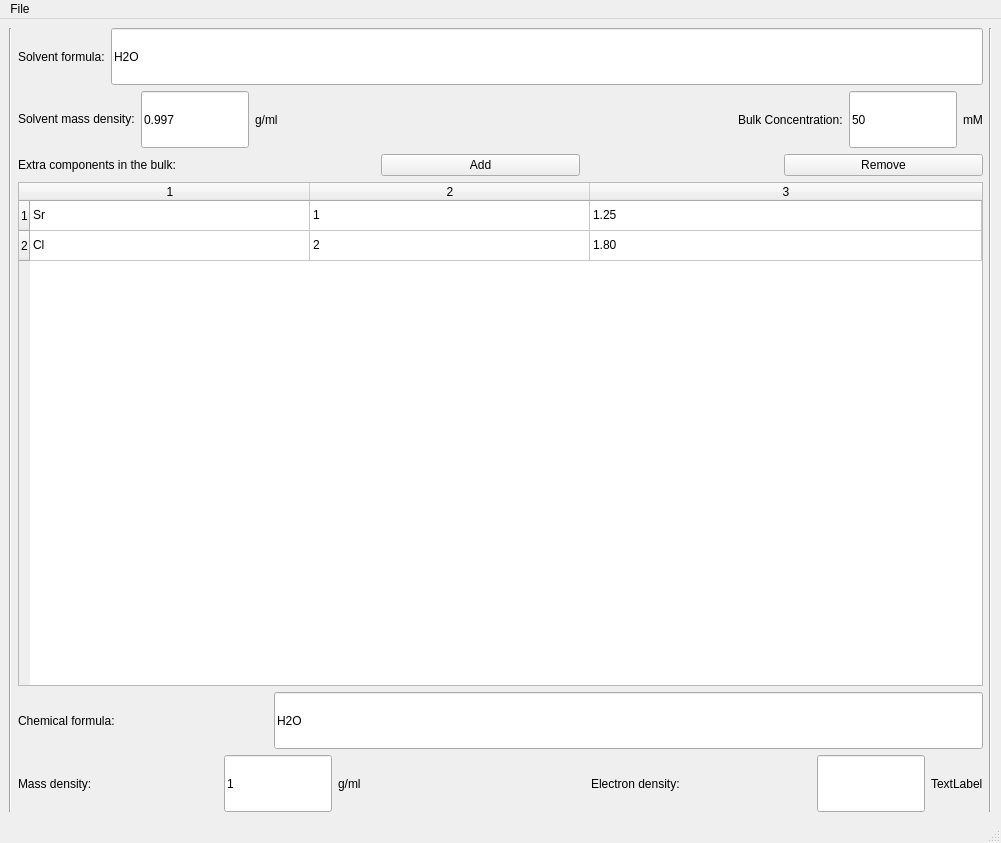
Old version of the form Tools/Calculators/UI_Forms/Den_Calc.ui in the repository nayanbera/XModFit.
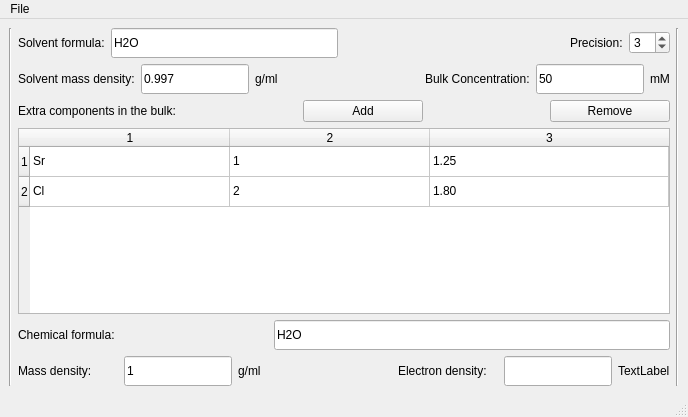
New version of the form.

Commit message: add precision option for Den_Cal and update the GUI

```diff
--- a/Tools/Calculators/UI_Forms/Den_Calc.ui
+++ b/Tools/Calculators/UI_Forms/Den_Calc.ui
@@ -6,8 +6,8 @@
    <rect>
     <x>0</x>
     <y>0</y>
-    <width>1001</width>
-    <height>843</height>
+    <width>688</width>
+    <height>417</height>
    </rect>
   </property>
   <property name="windowTitle">
@@ -31,7 +31,7 @@
           <property name="minimumSize">
            <size>
             <width>0</width>
-            <height>57</height>
+            <height>30</height>
            </size>
           </property>
           <property name="text">
@@ -50,7 +50,7 @@
           <property name="minimumSize">
            <size>
             <width>0</width>
-            <height>57</height>
+            <height>30</height>
            </size>
           </property>
           <property name="text">
@@ -58,6 +58,45 @@
           </property>
          </widget>
         </item>
+        <item>
+         <spacer name="horizontalSpacer">
+          <property name="orientation">
+           <enum>Qt::Horizontal</enum>
+          </property>
+          <property name="sizeHint" stdset="0">
+           <size>
+            <width>40</width>
+            <height>20</height>
+           </size>
+          </property>
+         </spacer>
+        </item>
+        <item>
+         <widget class="QLabel" name="label_10">
+          <property name="minimumSize">
+           <size>
+            <width>50</width>
+            <height>0</height>
+           </size>
+          </property>
+          <property name="text">
+           <string>Precision:</string>
+          </property>
+         </widget>
+        </item>
+        <item>
+         <widget class="QSpinBox" name="preSB">
+          <property name="minimum">
+           <number>1</number>
+          </property>
+          <property name="maximum">
+           <number>10</number>
+          </property>
+          <property name="value">
+           <number>3</number>
+          </property>
+         </widget>
+        </item>
        </layout>
       </item>
       <item>
@@ -86,7 +125,7 @@
           <property name="minimumSize">
            <size>
             <width>0</width>
-            <height>57</height>
+            <height>30</height>
            </size>
           </property>
           <property name="text">
@@ -105,7 +144,7 @@
           <property name="minimumSize">
            <size>
             <width>0</width>
-            <height>57</height>
+            <height>0</height>
            </size>
           </property>
           <property name="text">
@@ -137,7 +176,7 @@
           <property name="minimumSize">
            <size>
             <width>0</width>
-            <height>57</height>
+            <height>30</height>
            </size>
           </property>
           <property name="text">
@@ -156,7 +195,7 @@
           <property name="minimumSize">
            <size>
             <width>0</width>
-            <height>57</height>
+            <height>30</height>
            </size>
           </property>
           <property name="text">
@@ -175,7 +214,7 @@
           <property name="minimumSize">
            <size>
             <width>0</width>
-            <height>57</height>
+            <height>30</height>
            </size>
           </property>
           <property name="maximumSize">
@@ -264,7 +303,7 @@
        <widget class="QTableWidget" name="subphaseTW">
         <property name="minimumSize">
          <size>
-          <width>800</width>
+          <width>650</width>
           <height>0</height>
          </size>
         </property>
@@ -281,7 +320,7 @@
          <bool>false</bool>
         </attribute>
         <attribute name="horizontalHeaderDefaultSectionSize">
-         <number>280</number>
+         <number>200</number>
         </attribute>
         <attribute name="horizontalHeaderStretchLastSection">
          <bool>true</bool>
@@ -336,7 +375,7 @@
           <property name="minimumSize">
            <size>
             <width>250</width>
-            <height>57</height>
+            <height>30</height>
            </size>
           </property>
           <property name="text">
@@ -349,7 +388,7 @@
           <property name="minimumSize">
            <size>
             <width>0</width>
-            <height>57</height>
+            <height>30</height>
            </size>
           </property>
           <property name="text">
@@ -374,8 +413,8 @@
           </property>
           <property name="minimumSize">
            <size>
-            <width>200</width>
-            <height>57</height>
+            <width>100</width>
+            <height>30</height>
            </size>
           </property>
           <property name="text">
@@ -394,7 +433,7 @@
           <property name="minimumSize">
            <size>
             <width>0</width>
-            <height>57</height>
+            <height>30</height>
            </size>
           </property>
           <property name="text">
@@ -416,7 +455,7 @@
           <property name="minimumSize">
            <size>
             <width>65</width>
-            <height>57</height>
+            <height>30</height>
            </size>
           </property>
           <property name="text">
@@ -447,8 +486,8 @@
           </property>
           <property name="minimumSize">
            <size>
-            <width>220</width>
-            <height>57</height>
+            <width>100</width>
+            <height>30</height>
            </size>
           </property>
           <property name="text">
@@ -467,7 +506,7 @@
           <property name="minimumSize">
            <size>
             <width>0</width>
-            <height>57</height>
+            <height>30</height>
            </size>
           </property>
           <property name="readOnly">
@@ -486,7 +525,7 @@
           <property name="minimumSize">
            <size>
             <width>50</width>
-            <height>57</height>
+            <height>30</height>
            </size>
           </property>
           <property name="text">
@@ -512,8 +551,8 @@
     <rect>
      <x>0</x>
      <y>0</y>
-     <width>1001</width>
-     <height>47</height>
+     <width>688</width>
+     <height>21</height>
     </rect>
    </property>
    <widget class="QMenu" name="menuFile">
```
The commit also changes 3 other files.
